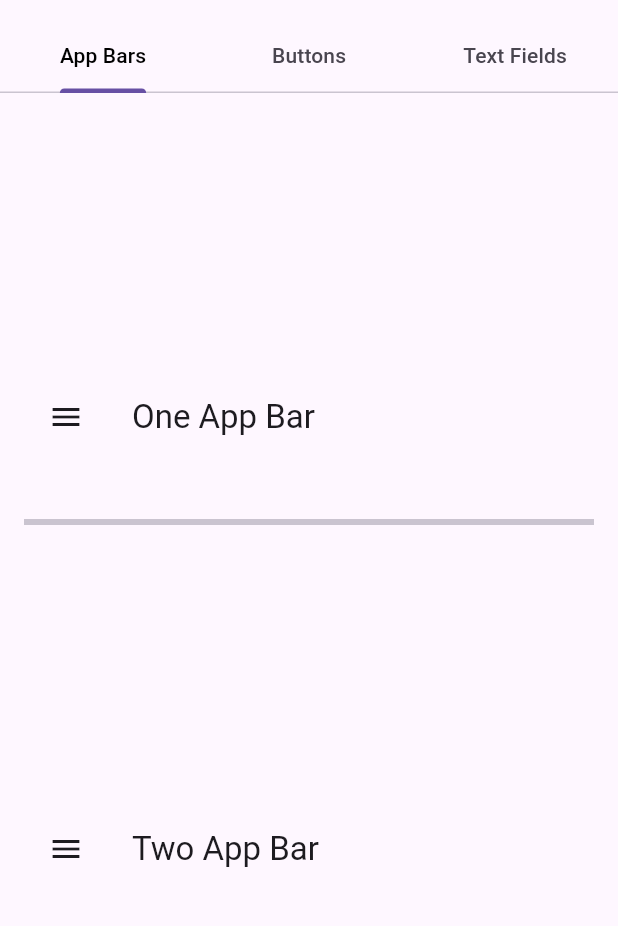
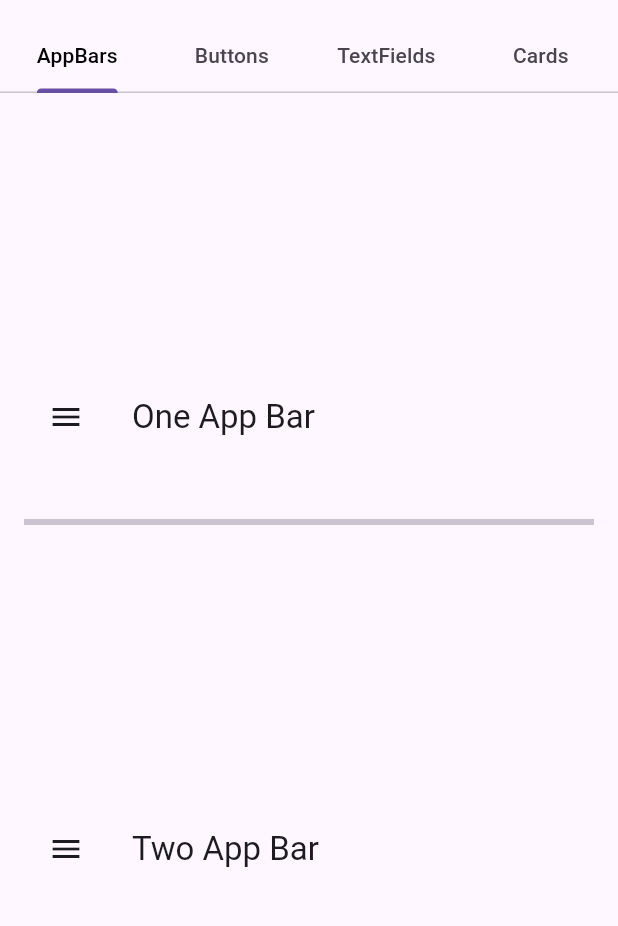
Before and after one commit to AcmeSoftwareLLC/acme_theme_provider, a Flutter app: the screen it shows after launch, on a phone screen of 412 x 824 dp, the part 63-989 px from its top. Run offline on Flutter 3.47's test engine with Material 2 defaults, Android fonts, the phone set to English and light mode, and no system bars; our stand-ins replace google_fonts, shared_preferences; missing offline and left inert: json_theme.

Commit message:
Card Component Completed

```diff
--- a/lib/src/core/component_config.dart
+++ b/lib/src/core/component_config.dart
@@ -1,4 +1,5 @@
 import 'package:acme_theme_provider/src/core/configs/button_config.dart';
+import 'package:acme_theme_provider/src/core/configs/card_config.dart';
 import 'package:acme_theme_provider/src/core/configs/text_field_config.dart';
 
 import 'configs/app_bar_config.dart';
@@ -9,6 +10,7 @@ enum ComponentType {
   appBar('app.bar'),
   button('button'),
   textField('textField'),
+  card('card'),
   unknown('unknown');
 
   const ComponentType(this.value);
@@ -32,6 +34,8 @@ abstract class ComponentConfig {
         return ButtonConfig.fromMap(rawConfig);
       case ComponentType.textField:
         return TextFieldConfig.fromMap(rawConfig);
+      case ComponentType.card:
+        return CardConfig.fromMap(rawConfig);
       case ComponentType.unknown:
         throw UnsupportedError('Unsupported component type: $type');
     }
--- /dev/null
+++ b/lib/src/core/configs/card_config.dart
@@ -0,0 +1,45 @@
+import 'package:acme_theme_provider/src/core/component_config.dart';
+import 'package:flutter/material.dart';
+import 'package:json_theme/json_theme.dart';
+
+class CardConfig extends ComponentConfig {
+  const CardConfig({
+    required this.theme,
+    required this.semanticContainer,
+    required this.borderOnForeground,
+  });
+
+  final CardTheme? theme;
+  final bool semanticContainer;
+  final bool borderOnForeground;
+
+  factory CardConfig.fromMap(Map<String, dynamic> map) {
+    return CardConfig(
+      theme: ThemeDecoder.decodeCardTheme(map['theme']),
+      semanticContainer: map['semanticContainer'] ?? true,
+      borderOnForeground: map['borderOnForeground'] ?? true,
+    );
+  }
+
+  @override
+  Map<String, dynamic> toMap() {
+    return {
+      'type': ComponentType.button.value,
+      'theme': ThemeEncoder.encodeCardTheme(theme),
+      'semanticContainer': semanticContainer,
+      'borderOnForeground': borderOnForeground,
+    };
+  }
+
+  CardConfig copyWith({
+    CardTheme? theme,
+    bool? semanticContainer,
+    bool? borderOnForeground,
+  }) {
+    return CardConfig(
+      theme: theme ?? this.theme,
+      semanticContainer: semanticContainer ?? this.semanticContainer,
+      borderOnForeground: borderOnForeground ?? this.borderOnForeground,
+    );
+  }
+}
--- a/lib/src/widgets.dart
+++ b/lib/src/widgets.dart
@@ -1,3 +1,4 @@
 export 'core/widgets/app_bar.dart';
 export 'core/widgets/button.dart';
 export 'core/widgets/text_field.dart';
+export 'core/widgets/card.dart';
--- a/playground/lib/main.dart
+++ b/playground/lib/main.dart
@@ -45,10 +45,6 @@ class MyApp extends StatelessWidget {
         },
         'AcmeTextButton': {
           'type': 'button',
-          'style': {
-            'elevation': 2.0,
-            'backgroundColor': '#800000',
-          },
           'buttonType': 'text',
         },
         'AcmeElevatedButton': {
@@ -75,6 +71,23 @@ class MyApp extends StatelessWidget {
             }
           },
         },
+        'FirstCard': {
+          'type': 'card',
+          'theme': {
+            "color": '#FF00FF',
+            "elevation": 4.0,
+          },
+        },
+        'SecondCard': {
+          'type': 'card',
+          'theme': {
+            "color": '#FFDDFF',
+            "elevation": 8.0,
+            "shadowColor": '#800000',
+            "shape": {"type": "stadium"},
+            "surfaceTintColor": '#55FF0000'
+          },
+        },
       },
     };
 
--- a/playground/lib/playground_page.dart
+++ b/playground/lib/playground_page.dart
@@ -1,6 +1,7 @@
 import 'package:flutter/material.dart';
 import 'package:playground/widgets/playground_appbars.dart';
 import 'package:playground/widgets/playground_buttons.dart';
+import 'package:playground/widgets/playground_cards.dart';
 import 'package:playground/widgets/playground_text_fields.dart';
 
 class PlaygroundPage extends StatelessWidget {
@@ -9,16 +10,17 @@ class PlaygroundPage extends StatelessWidget {
   @override
   Widget build(BuildContext context) {
     return DefaultTabController(
-      length: 3,
+      length: 4,
       child: Scaffold(
         appBar: AppBar(
           title: const Text('Playground'),
           bottom: const TabBar(
             labelColor: Colors.black,
             tabs: [
-              Tab(text: 'App Bars'),
+              Tab(text: 'AppBars'),
               Tab(text: 'Buttons'),
-              Tab(text: 'Text Fields'),
+              Tab(text: 'TextFields'),
+              Tab(text: 'Cards'),
             ],
           ),
         ),
@@ -27,6 +29,7 @@ class PlaygroundPage extends StatelessWidget {
             PlayGroundAppBars(),
             PlayGroundButtons(),
             PlayGroundTextFields(),
+            PlayGroundCards(),
           ],
         ),
       ),
```
Also changed, not shown: lib/src/core/widgets/card.dart (added, +30 -0 lines), playground/lib/components/card.dart (added, +36 -0 lines), playground/lib/widgets/playground_cards.dart (added, +20 -0 lines).
